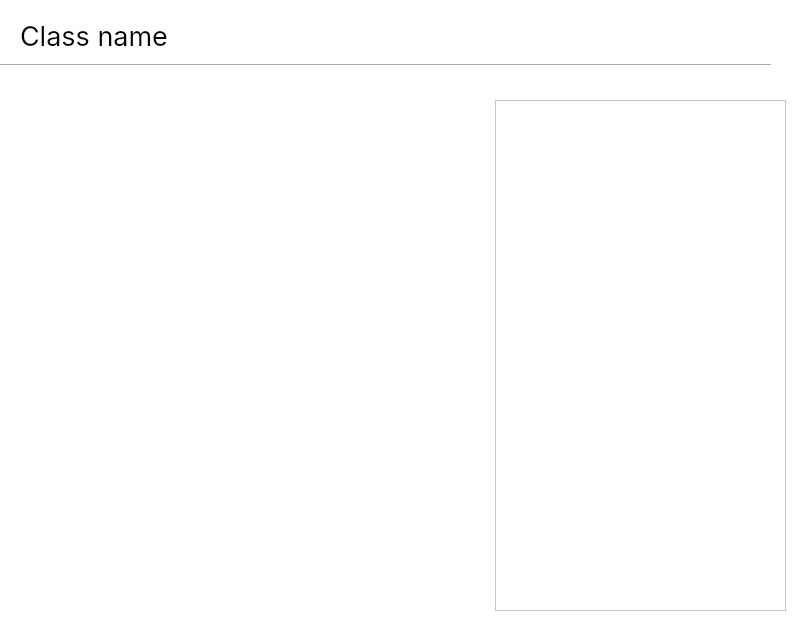
Above: School_System/ui/ViewClassDialog.ui from KasperJack/School-Management-System before the change. Below: the same form after it.
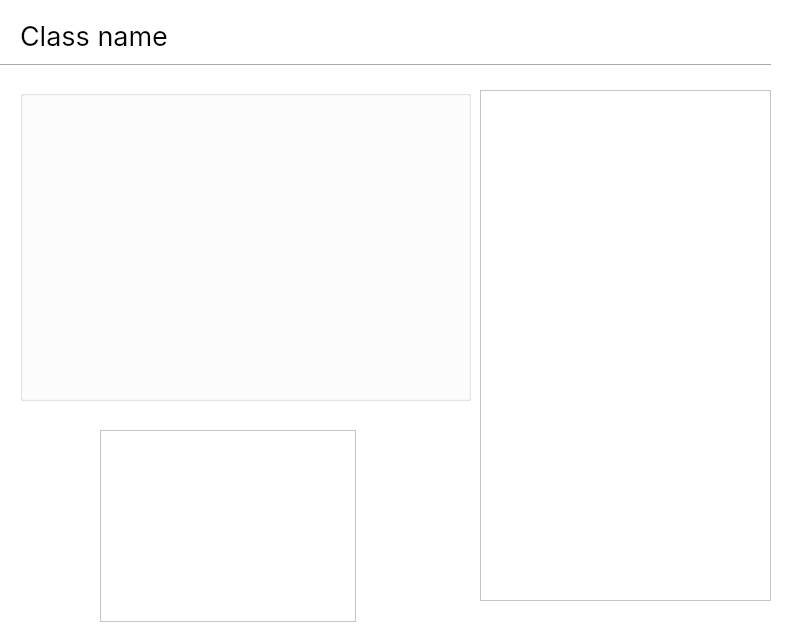
That is the form after the change.

Diff of the .ui file:
```diff
--- a/School_System/ui/ViewClassDialog.ui
+++ b/School_System/ui/ViewClassDialog.ui
@@ -52,13 +52,36 @@
   <widget class="QTableWidget" name="tableWidget">
    <property name="geometry">
     <rect>
-     <x>495</x>
-     <y>100</y>
+     <x>480</x>
+     <y>90</y>
      <width>291</width>
      <height>511</height>
     </rect>
    </property>
   </widget>
+  <widget class="QGroupBox" name="groupBox">
+   <property name="geometry">
+    <rect>
+     <x>20</x>
+     <y>90</y>
+     <width>451</width>
+     <height>311</height>
+    </rect>
+   </property>
+   <property name="title">
+    <string/>
+   </property>
+  </widget>
+  <widget class="QGraphicsView" name="graphicsView">
+   <property name="geometry">
+    <rect>
+     <x>100</x>
+     <y>430</y>
+     <width>256</width>
+     <height>192</height>
+    </rect>
+   </property>
+  </widget>
  </widget>
  <resources/>
  <connections/>
```
